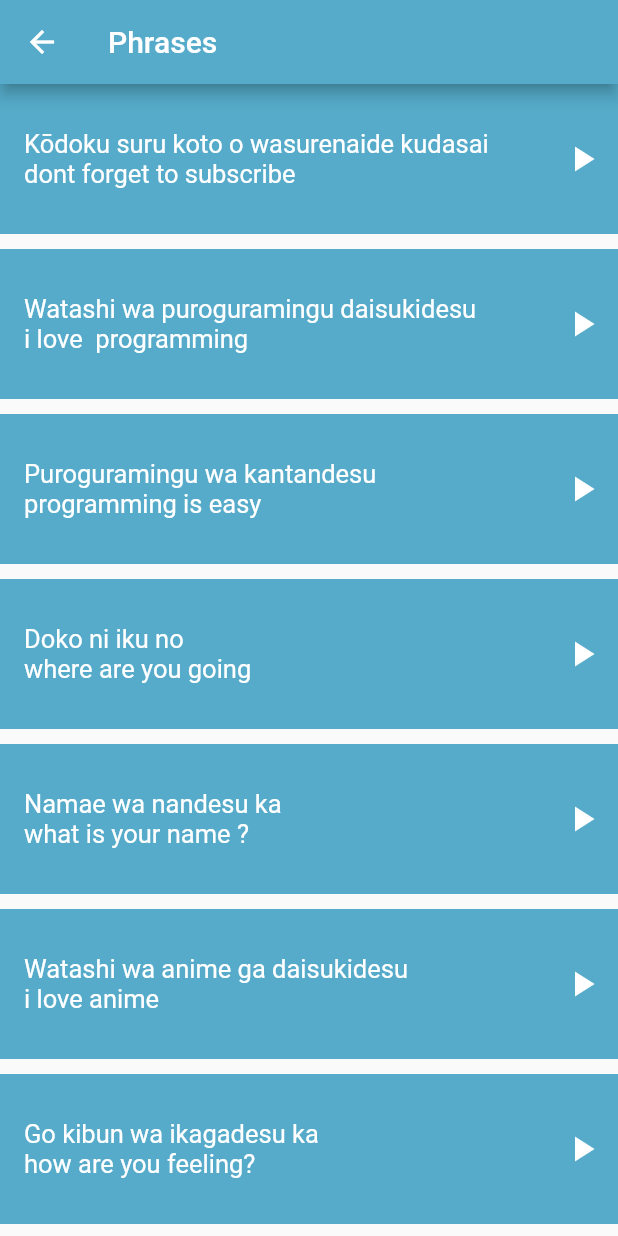
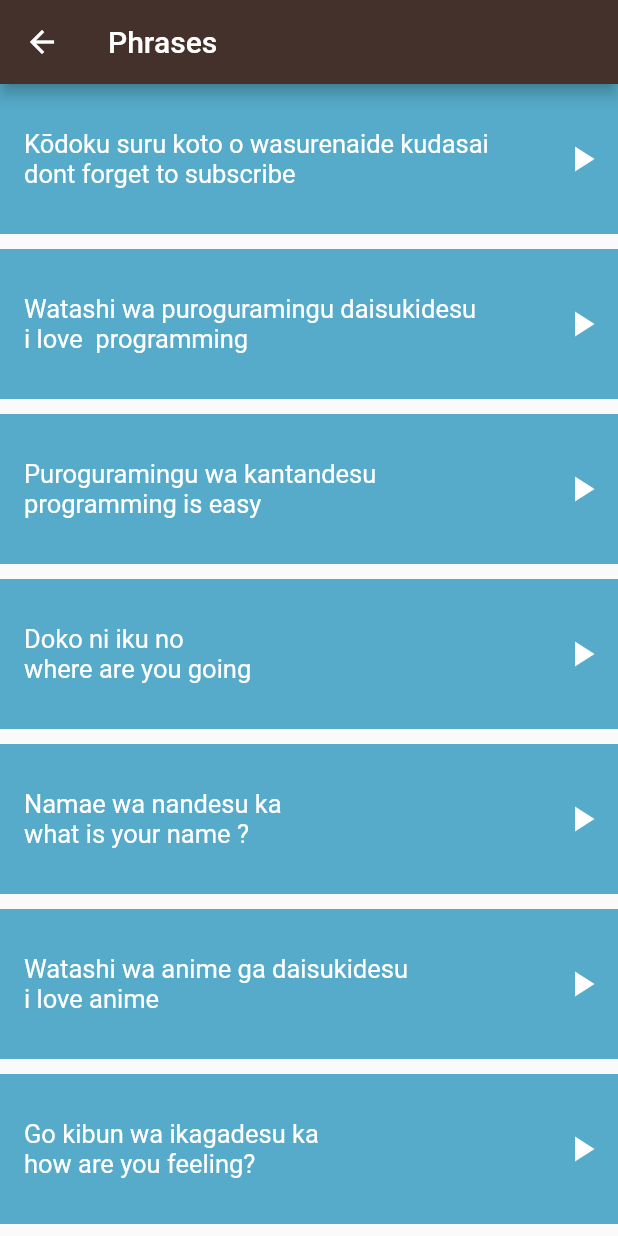
Before and after one commit to Abanoub1212/TokuApp, a Flutter app: the PhrasesPage screen opened directly, on a phone screen of 412 x 824 dp. Run offline on Flutter 3.47's test engine with Material 2 defaults, Android fonts, the light colour scheme and no system bars; our stand-ins replace audioplayers.

Commit message:
Fourth Flutter Template Project

```diff
--- a/lib/Screens/phrases_Page.dart
+++ b/lib/Screens/phrases_Page.dart
@@ -54,7 +54,7 @@ class PhrasesPage extends StatelessWidget {
     return Scaffold(
         appBar: AppBar(
           title: const Text("Phrases"),
-          backgroundColor: const Color(0XFF55ABC9),
+          backgroundColor: const Color(0xFF45312B),
         ),
         body: ListView.builder(
             itemCount: phrase.length,
```
